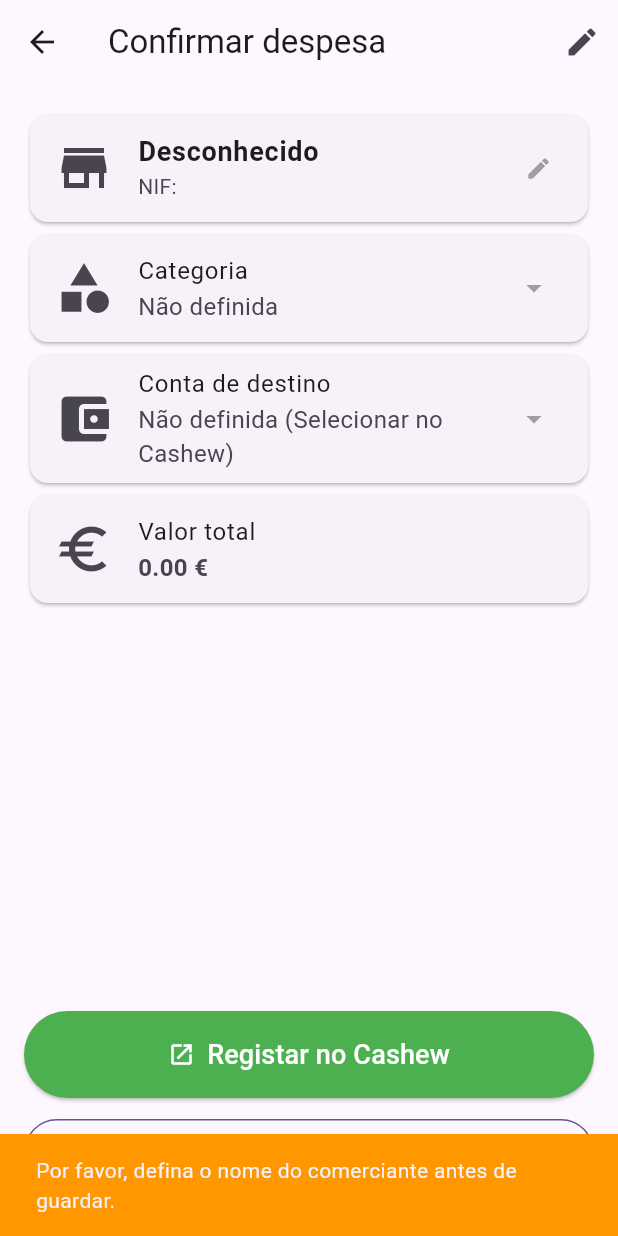
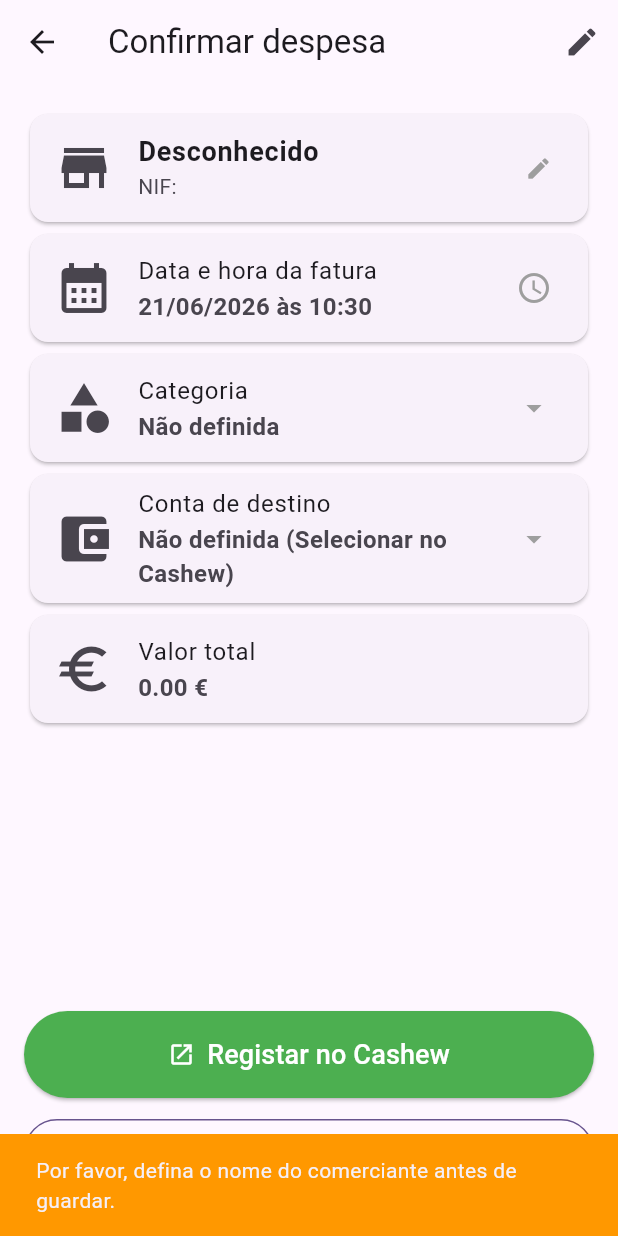
Before and after one commit to marotoweb/cajuscan_app, a Flutter app: the ConfirmationPage screen opened directly with empty values, after a tap on "Apenas guardar comerciante", on a phone screen of 412 x 824 dp. Run offline on Flutter 3.47's test engine with Material 3 defaults, Android fonts, the light colour scheme and no system bars; our stand-ins replace file_picker, package_info_plus, shared_preferences; missing offline and left inert: flutter_file_dialog, flutter_zxing, pdfx, receive_sharing_intent; accounts and stored records are empty; statements that could not run were skipped.

Commit message:
feat(fatura): adicionar metadados fiscais, edição de hora
- Adicionada a opção de anexar metadados fiscais adicionais nas notas do Cashew com.
- Permite a edição direta da hora da transação anteriormente congela nas 00:00
- Adicionado o pacote flutter_localizations com configuração para pt_PT no main.dart para forçar seletores regionais em formato de 24h.

```diff
--- a/lib/cashew_launcher.dart
+++ b/lib/cashew_launcher.dart
@@ -1,4 +1,5 @@
 // lib/cashew_launcher.dart
+
 import 'package:url_launcher/url_launcher.dart';
 import 'fatura_model.dart';
 import 'settings_service.dart';
@@ -21,14 +22,21 @@
         ? 'addTransactionRoute'
         : 'addTransaction';
 
+    // Consulta se o utilizador tem ativa a opção de anexar metadados fiscais completos nas notas
+    final bool sendFiscalInfo = await _settingsService.getSendFiscalInfo();
+
     // Constrói o mapa de parâmetros da query, garantindo que o valor é negativo.
     final transactionTitle = title ?? 'Despesa ${fatura.nifComerciante}';
+
+    final String notasFinais =
+        'Fatura importada via QR Code\n'
+        '${sendFiscalInfo ? fatura.toString() : 'NIF: ${fatura.nifComerciante}'}';
 
     final Map<String, String> queryParameters = {
       'amount': (-fatura.valorTotal).toString(),
       'date': fatura.data.toIso8601String().split('T').first,
       'title': transactionTitle,
-      'notes': 'Fatura importada via QR Code\nNIF: ${fatura.nifComerciante}',
+      'notes': notasFinais,
     };
 
     // Adiciona os parâmetros apenas se não estiverem vazios
@@ -44,9 +52,7 @@
       queryParameters['account'] = account;
     }
 
-    // Constrói o URI final usando o construtor Uri.
-    // Este construtor trata AUTOMATICAMENTE da codificação de caracteres especiais
-    // nos valores do mapa 'queryParameters'.
+    // Constrói o URI final para abrir o Cashew com os parâmetros necessários.
     final uri = Uri(
       scheme: 'https',
       host: 'cashewapp.web.app',
--- a/lib/confirmation_page.dart
+++ b/lib/confirmation_page.dart
@@ -7,6 +7,7 @@
 import 'profile_service.dart';
 import 'cashew_launcher.dart';
 import 'merchant_profile.dart';
+import 'settings_service.dart';
 
 class ConfirmationPage extends StatefulWidget {
   final Fatura fatura;
@@ -27,6 +28,7 @@
 class _ConfirmationPageState extends State<ConfirmationPage> {
   final ProfileService _profileService = ProfileService();
   final CashewLauncher _cashewLauncher = CashewLauncher();
+  final SettingsService _settingsService = SettingsService();
 
   MerchantProfile? _profile;
   Map<String, List<String>> _allCategories = {};
@@ -36,6 +38,9 @@
   bool _isLoading = true;
   bool _isProcessing = false;
   bool _isMerchantStored = false;
+  bool _sendFiscalInfo = false;
+
+  late Fatura _localFatura;
 
   // Chaves para persistência do histórico de predição
   static const String _globalHistoryKey = 'ac_global_history';
@@ -44,6 +49,7 @@
   @override
   void initState() {
     super.initState();
+    _localFatura = widget.fatura;
     _loadData();
   }
 
@@ -56,11 +62,12 @@
 
     try {
       final loadedProfile = await _profileService.getProfile(
-        widget.fatura.nifComerciante,
+        _localFatura.nifComerciante,
       );
 
       final loadedCategories = widget.categories;
       final loadedAccounts = widget.accounts;
+      final sendFiscalValue = await _settingsService.getSendFiscalInfo();
 
       final prefs = await SharedPreferences.getInstance();
 
@@ -68,6 +75,7 @@
         setState(() {
           _allCategories = loadedCategories;
           _isMerchantStored = loadedProfile != null;
+          _sendFiscalInfo = sendFiscalValue;
 
           _profile =
               loadedProfile ??
@@ -81,7 +89,7 @@
           final Map<String, dynamic> globalHistory = json.decode(globalRaw);
           final Map<String, dynamic> merchantHistory = json.decode(merchantRaw);
 
-          final String merchantId = widget.fatura.nifComerciante;
+          final String merchantId = _localFatura.nifComerciante;
           final Map<String, dynamic> thisMerchantHistory =
               merchantHistory[merchantId] ?? {};
 
@@ -94,7 +102,6 @@
                 .key;
           }
 
-          // Regra 2: Mais utilizada globalmente (Fallback)
           if ((prediction == null || !accounts.contains(prediction)) &&
               globalHistory.isNotEmpty) {
             prediction = globalHistory.entries
@@ -137,7 +144,7 @@
   /// Regista a utilização da conta para refinar as futuras sugestões
   Future<void> _incrementAccountUsage(String account) async {
     final prefs = await SharedPreferences.getInstance();
-    final String merchantId = widget.fatura.nifComerciante;
+    final String merchantId = _localFatura.nifComerciante;
 
     // Atualiza o histórico global
     final String globalRaw = prefs.getString(_globalHistoryKey) ?? '{}';
@@ -153,7 +160,6 @@
       json.decode(merchantRaw),
     );
 
-    // Força a conversão segura do histórico do comerciante específico para Map<String, dynamic>
     final Map<String, dynamic> thisMerchantHistory =
         merchantHistory.containsKey(merchantId) &&
             merchantHistory[merchantId] is Map
@@ -164,6 +170,30 @@
     merchantHistory[merchantId] = thisMerchantHistory;
 
     await prefs.setString(_merchantHistoryKey, json.encode(merchantHistory));
+  }
+
+  /// Despoleta a janela nativa para alteração da componente temporal
+  Future<void> _selectTime(BuildContext context) async {
+    final TimeOfDay currentTime = TimeOfDay.fromDateTime(_localFatura.data);
+
+    final TimeOfDay? picked = await showTimePicker(
+      context: context,
+      initialTime: currentTime,
+    );
+
+    if (picked != null && picked != currentTime) {
+      setState(() {
+        _localFatura = _localFatura.copyWith(
+          data: DateTime(
+            _localFatura.data.year,
+            _localFatura.data.month,
+            _localFatura.data.day,
+            picked.hour,
+            picked.minute,
+          ),
+        );
+      });
+    }
   }
 
   // --- Regista no Cashew e guarda o perfil ---
@@ -181,18 +211,17 @@
       }
 
       // Guarda o perfil atualizado
-      await _profileService.saveProfile(
-        widget.fatura.nifComerciante,
-        _profile!,
-      );
-      // Lança o Cashew
+      await _profileService.saveProfile(_localFatura.nifComerciante, _profile!);
+
+      // Enviamos apenas a fatura local totalmente atualizada
       await _cashewLauncher.launchCashew(
-        fatura: widget.fatura,
+        fatura: _localFatura,
         category: _profile!.category,
         subcategory: _profile!.subcategory,
         account: _selectedAccount,
         title: _profile!.name,
       );
+
       if (mounted) Navigator.of(context).pop();
     } catch (e) {
       if (mounted) {
@@ -230,10 +259,7 @@
       _isProcessing = true;
     });
     try {
-      await _profileService.saveProfile(
-        widget.fatura.nifComerciante,
-        _profile!,
-      );
+      await _profileService.saveProfile(_localFatura.nifComerciante, _profile!);
       if (mounted) {
         setState(() {
           _isMerchantStored = true;
@@ -766,6 +792,12 @@
 
   @override
   Widget build(BuildContext context) {
+    final String dataTexto =
+        "${_localFatura.data.day.toString().padLeft(2, '0')}/${_localFatura.data.month.toString().padLeft(2, '0')}/${_localFatura.data.year}";
+
+    final String horaTexto =
+        "${_localFatura.data.hour.toString().padLeft(2, '0')}:${_localFatura.data.minute.toString().padLeft(2, '0')}";
+
     return Scaffold(
       appBar: AppBar(
         title: const Text('Confirmar despesa'),
@@ -797,10 +829,31 @@
                             fontSize: 18,
                           ),
                         ),
-                        subtitle: Text('NIF: ${widget.fatura.nifComerciante}'),
+                        subtitle: Text('NIF: ${_localFatura.nifComerciante}'),
                         trailing: const Icon(
                           Icons.edit,
                           size: 18,
+                          color: Colors.grey,
+                        ),
+                      ),
+                    ),
+                  ),
+                  Card(
+                    child: InkWell(
+                      onTap: () => _selectTime(context),
+                      borderRadius: BorderRadius.circular(12),
+                      child: ListTile(
+                        leading: const Icon(Icons.calendar_month, size: 40),
+                        title: const Text('Data e hora da fatura'),
+                        subtitle: Text(
+                          '$dataTexto às $horaTexto',
+                          style: const TextStyle(
+                            fontSize: 16,
+                            fontWeight: FontWeight.bold,
+                          ),
+                        ),
+                        trailing: const Icon(
+                          Icons.access_time,
                           color: Colors.grey,
                         ),
                       ),
@@ -817,7 +870,10 @@
                           _profile?.category.isEmpty ?? true
                               ? 'Não definida'
                               : '${_profile!.category}${_profile!.subcategory != null ? ' > ${_profile!.subcategory}' : ''}',
-                          style: const TextStyle(fontSize: 16),
+                          style: const TextStyle(
+                            fontSize: 16,
+                            fontWeight: FontWeight.bold,
+                          ),
                         ),
                         trailing: const Icon(
                           Icons.arrow_drop_down,
@@ -839,7 +895,10 @@
                         subtitle: Text(
                           _selectedAccount ??
                               'Não definida (Selecionar no Cashew)',
-                          style: const TextStyle(fontSize: 16),
+                          style: const TextStyle(
+                            fontSize: 16,
+                            fontWeight: FontWeight.bold,
+                          ),
                         ),
                         trailing: const Icon(
                           Icons.arrow_drop_down,
@@ -853,7 +912,7 @@
                       leading: const Icon(Icons.euro, size: 40),
                       title: const Text('Valor total'),
                       subtitle: Text(
-                        '${widget.fatura.valorTotal.toStringAsFixed(2)} €',
+                        '${_localFatura.valorTotal.toStringAsFixed(2)} €',
                         style: const TextStyle(
                           fontSize: 16,
                           fontWeight: FontWeight.bold,
@@ -861,6 +920,24 @@
                       ),
                     ),
                   ),
+                  if (_sendFiscalInfo) ...[
+                    const SizedBox(height: 12),
+                    Card(
+                      color: Colors.yellow[100],
+                      child: ListTile(
+                        leading: const Icon(Icons.info, size: 40),
+                        title: const Text('Informação fiscal'),
+                        subtitle: Text(
+                          _localFatura.toString(),
+                          style: const TextStyle(
+                            fontSize: 14,
+                            fontWeight: FontWeight.bold,
+                            color: Colors.black87,
+                          ),
+                        ),
+                      ),
+                    ),
+                  ],
                   const Spacer(),
                   SizedBox(
                     width: double.infinity,
--- a/lib/fatura_model.dart
+++ b/lib/fatura_model.dart
@@ -1,49 +1,140 @@
 // lib/fatura_model.dart
 
 class Fatura {
+  // Chave A: NIF do emitente / comerciante
   final String nifComerciante;
+
+  // Chave B: NIF do adquirente / cliente (opcional)
+  final String nifCliente;
+
+  // Chave C: País do adquirente / cliente (opcional)
+  final String paisCliente;
+
+  // Chave D: Tipo de documento (ex: FT - Fatura, FS - Fatura Simplificada)
+  final String tipoDocumento;
+
+  // Chave E: Estado do documento (ex: N - Normal, C - Cancelado)
+  final String estadoDocumento;
+
+  // Chave F: Data de emissão do documento
   final DateTime data;
+
+  // Chave G: Identificação única do documento (Série e Número da fatura)
+  final String identificacaoDocumento;
+
+  // Chave H: ATCUD (Código único do documento)
+  final String atcud;
+
+  // Chave O: Valor total do documento (com impostos)
   final double valorTotal;
+
+  // Chave N: Valor total do IVA
   final double valorIva;
-  // Adicione outros campos que queira usar no futuro
-  // final String nifAdquirente;
-  // final String pais;
+
+  // Chave S: Informação de controlo (depende do terminal)
+  final String informacaoControlo;
 
   Fatura({
     required this.nifComerciante,
+    required this.nifCliente,
+    required this.paisCliente,
+    required this.tipoDocumento,
+    required this.estadoDocumento,
     required this.data,
+    required this.identificacaoDocumento,
+    required this.atcud,
     required this.valorTotal,
     required this.valorIva,
+    required this.informacaoControlo,
   });
 
-  // Um "construtor de fábrica" para criar uma Fatura a partir da string do QR code
+  // Método copyWith mantém-se limpo, focado em atualizar o DateTime composto
+  Fatura copyWith({DateTime? data}) {
+    return Fatura(
+      nifComerciante: nifComerciante,
+      nifCliente: nifCliente,
+      paisCliente: paisCliente,
+      tipoDocumento: tipoDocumento,
+      estadoDocumento: estadoDocumento,
+      data: data ?? this.data,
+      identificacaoDocumento: identificacaoDocumento,
+      atcud: atcud,
+      valorTotal: valorTotal,
+      valorIva: valorIva,
+      informacaoControlo: informacaoControlo,
+    );
+  }
+
+  // Método para criar uma instância de Fatura a partir de uma string de código QR
   factory Fatura.fromQrCodeString(String qrCode) {
     final Map<String, String> dataMap = {};
+
+    // O QR Code da AT separa os campos por '*'
     final parts = qrCode.split('*');
     for (var part in parts) {
       final keyValue = part.split(':');
-      if (keyValue.length == 2) {
-        dataMap[keyValue[0]] = keyValue[1];
+      if (keyValue.length >= 2) {
+        // Usa o primeiro elemento como chave e junta o resto (caso o valor contenha ':')
+        dataMap[keyValue[0]] = keyValue.sublist(1).join(':');
       }
     }
 
-    // Extrair e converter os dados
     final String nif = dataMap['A'] ?? 'N/A';
+    final String nifCliente = dataMap['B'] ?? 'N/A';
+    final String paisCliente = dataMap['C'] ?? 'N/A';
+    final String tipoDoc = dataMap['D'] ?? 'Fatura';
+    final String numDoc = dataMap['E'] ?? 'N/A';
+
     final String dataString = dataMap['F'] ?? ''; // Formato: 20250924
-    final DateTime data = DateTime.tryParse(dataString) ?? DateTime.now();
+    final DateTime dateNow = DateTime.now();
+    DateTime dataFatura = dateNow;
+
+    final DateTime? dataParse = DateTime.tryParse(dataString);
+    if (dataParse != null) {
+      // Fusão da data obtida via tryParse com a hora e minuto atuais do sistema
+      dataFatura = DateTime(
+        dataParse.year,
+        dataParse.month,
+        dataParse.day,
+        dateNow.hour,
+        dateNow.minute,
+      );
+    }
+
+    final String identificacaoDoc = dataMap['G'] ?? '';
+    final String atcudCode = dataMap['H'] ?? '';
+    final double valorIva = double.tryParse(dataMap['N'] ?? '0.0') ?? 0.0;
     final double valorTotal = double.tryParse(dataMap['O'] ?? '0.0') ?? 0.0;
-    final double valorIva = double.tryParse(dataMap['N'] ?? '0.0') ?? 0.0;
+    final String informacaoControlo = dataMap['S'] ?? '';
 
     return Fatura(
       nifComerciante: nif,
-      data: data,
+      nifCliente: nifCliente,
+      paisCliente: paisCliente,
+      tipoDocumento: tipoDoc,
+      estadoDocumento: numDoc,
+      data: dataFatura,
+      identificacaoDocumento: identificacaoDoc,
       valorTotal: valorTotal,
       valorIva: valorIva,
+      atcud: atcudCode,
+      informacaoControlo: informacaoControlo,
     );
   }
 
   @override
   String toString() {
-    return 'NIF: $nifComerciante\nData: ${data.toLocal().toString().split(' ')[0]}\nValor: ${valorTotal.toStringAsFixed(2)}€';
+    final horaTexto =
+        "${data.hour.toString().padLeft(2, '0')}:${data.minute.toString().padLeft(2, '0')}";
+    final dataFormatada =
+        "${data.day.toString().padLeft(2, '0')}/${data.month.toString().padLeft(2, '0')}/${data.year} $horaTexto";
+
+    return 'NIF: $nifComerciante\n'
+        'Data: $dataFormatada\n'
+        'Tipo: $tipoDocumento\n'
+        'Doc: $identificacaoDocumento\n'
+        'ATCUD: $atcud\n'
+        'Valor: ${valorTotal.toStringAsFixed(2)}€ (IVA: ${valorIva.toStringAsFixed(2)}€)\n'
+        '${informacaoControlo.isNotEmpty ? "Controlo: $informacaoControlo" : ""}';
   }
 }
--- a/lib/settings_service.dart
+++ b/lib/settings_service.dart
@@ -4,6 +4,7 @@
 class SettingsService {
   static const String _confirmOnCashewKey = 'confirm_on_cashew';
   static const String _continuousScanKey = 'continuous_scan';
+  static const String _sendFiscalInfoKey = 'send_fiscal_info_to_cashew';
 
   /// Obtém a preferência de confirmação.
   /// Valor padrão alterado para 'true' para garantir segurança na primeira utilização.
@@ -29,4 +30,14 @@
     final prefs = await SharedPreferences.getInstance();
     await prefs.setBool(_continuousScanKey, value);
   }
+
+  Future<bool> getSendFiscalInfo() async {
+    final prefs = await SharedPreferences.getInstance();
+    return prefs.getBool(_sendFiscalInfoKey) ?? false;
+  }
+
+  Future<void> setSendFiscalInfo(bool value) async {
+    final prefs = await SharedPreferences.getInstance();
+    await prefs.setBool(_sendFiscalInfoKey, value);
+  }
 }
--- a/pubspec.yaml
+++ b/pubspec.yaml
@@ -29,6 +29,8 @@
 # versions available, run `flutter pub outdated`.
 dependencies:
   flutter:
+    sdk: flutter
+  flutter_localizations:
     sdk: flutter
   flutter_zxing: ^2.2.1
   shared_preferences: ^2.2.3
```
Also changed, not shown: lib/main.dart (+11 -1 lines), lib/settings_page.dart (+16 -2 lines), pubspec.lock.
